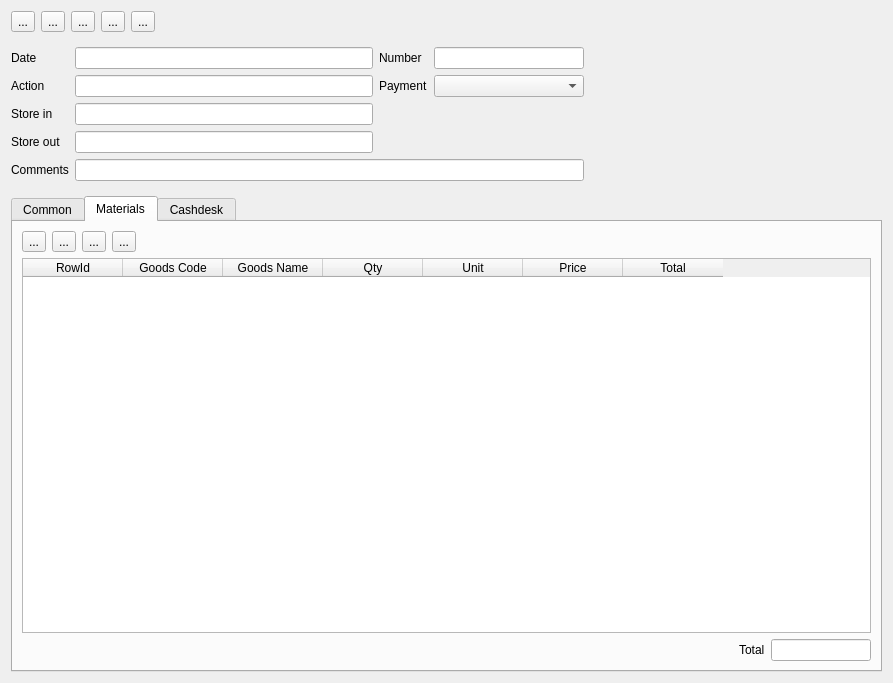
Qt form Widgets/storedoc.ui (End1-1/Resort-2) before a commit.
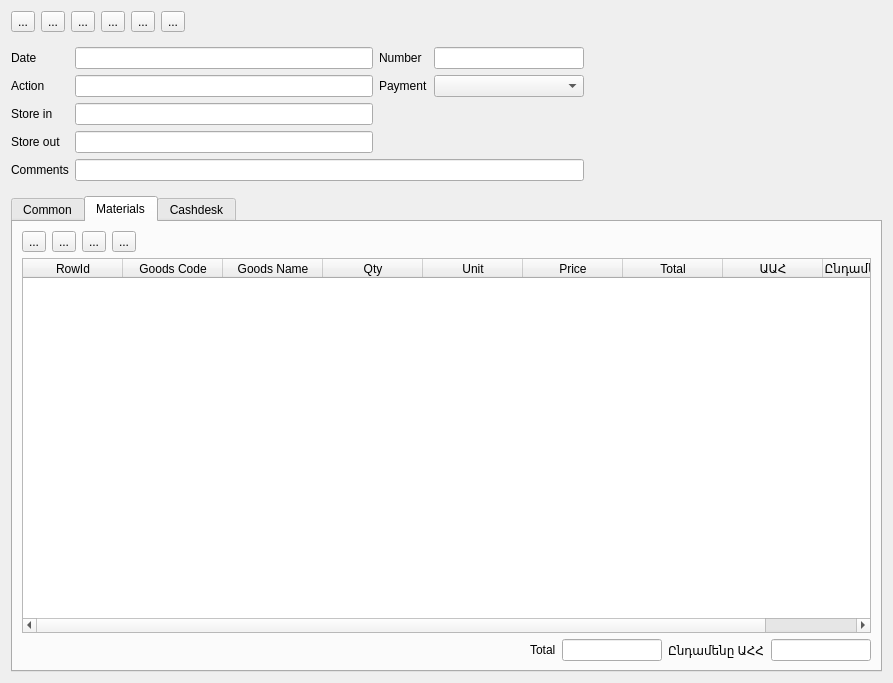
The same form after that commit. Icons and pictures are not drawn. Custom widgets are drawn as their Qt base class.

```diff
--- a/Widgets/storedoc.ui
+++ b/Widgets/storedoc.ui
@@ -114,6 +114,23 @@
         </property>
        </widget>
       </item>
+      <item>
+       <widget class="QToolButton" name="btnImportXML">
+        <property name="text">
+         <string>...</string>
+        </property>
+        <property name="icon">
+         <iconset resource="../Resort/res.qrc">
+          <normaloff>:/images/xml.png</normaloff>:/images/xml.png</iconset>
+        </property>
+        <property name="iconSize">
+         <size>
+          <width>24</width>
+          <height>24</height>
+         </size>
+        </property>
+       </widget>
+      </item>
       <item>
        <spacer name="horizontalSpacer_4">
         <property name="orientation">
@@ -522,6 +539,16 @@
               <string>Total</string>
              </property>
             </column>
+            <column>
+             <property name="text">
+              <string>ԱԱՀ</string>
+             </property>
+            </column>
+            <column>
+             <property name="text">
+              <string>Ընդամենը ԱԱՀ</string>
+             </property>
+            </column>
            </widget>
           </item>
           <item>
@@ -561,6 +588,38 @@
              </item>
              <item>
               <widget class="EQLineEdit" name="leTotal">
+               <property name="minimumSize">
+                <size>
+                 <width>100</width>
+                 <height>0</height>
+                </size>
+               </property>
+               <property name="maximumSize">
+                <size>
+                 <width>100</width>
+                 <height>16777215</height>
+                </size>
+               </property>
+               <property name="readOnly">
+                <bool>true</bool>
+               </property>
+              </widget>
+             </item>
+             <item>
+              <widget class="QLabel" name="label_11">
+               <property name="text">
+                <string>Ընդամենը ԱՀՀ</string>
+               </property>
+              </widget>
+             </item>
+             <item>
+              <widget class="EQLineEdit" name="leTotalVat">
+               <property name="minimumSize">
+                <size>
+                 <width>100</width>
+                 <height>0</height>
+                </size>
+               </property>
                <property name="maximumSize">
                 <size>
                  <width>100</width>
@@ -603,16 +662,16 @@
     <signal>customButtonClicked(bool)</signal>
    </slots>
   </customwidget>
+  <customwidget>
+   <class>EDateEdit</class>
+   <extends>QLineEdit</extends>
+   <header location="global">edateedit.h</header>
+  </customwidget>
   <customwidget>
    <class>EQTableWidget</class>
    <extends>QTableWidget</extends>
    <header location="global">eqtablewidget.h</header>
   </customwidget>
-  <customwidget>
-   <class>EDateEdit</class>
-   <extends>QLineEdit</extends>
-   <header location="global">edateedit.h</header>
-  </customwidget>
   <customwidget>
    <class>EQComboBox</class>
    <extends>QComboBox</extends>
```
